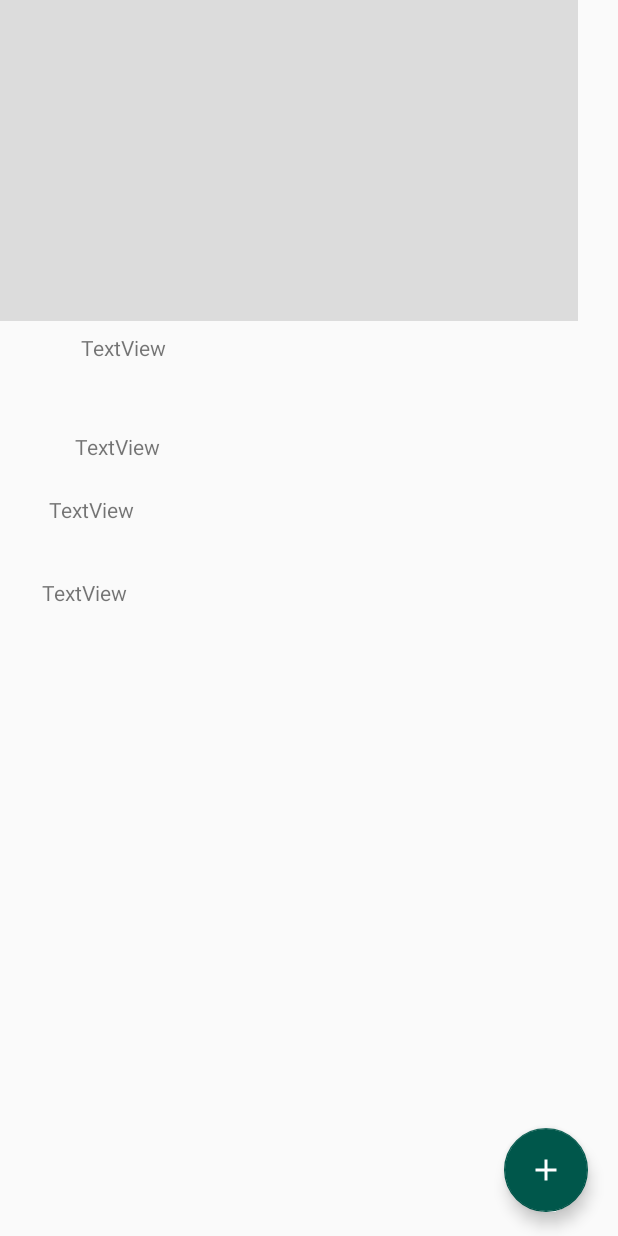
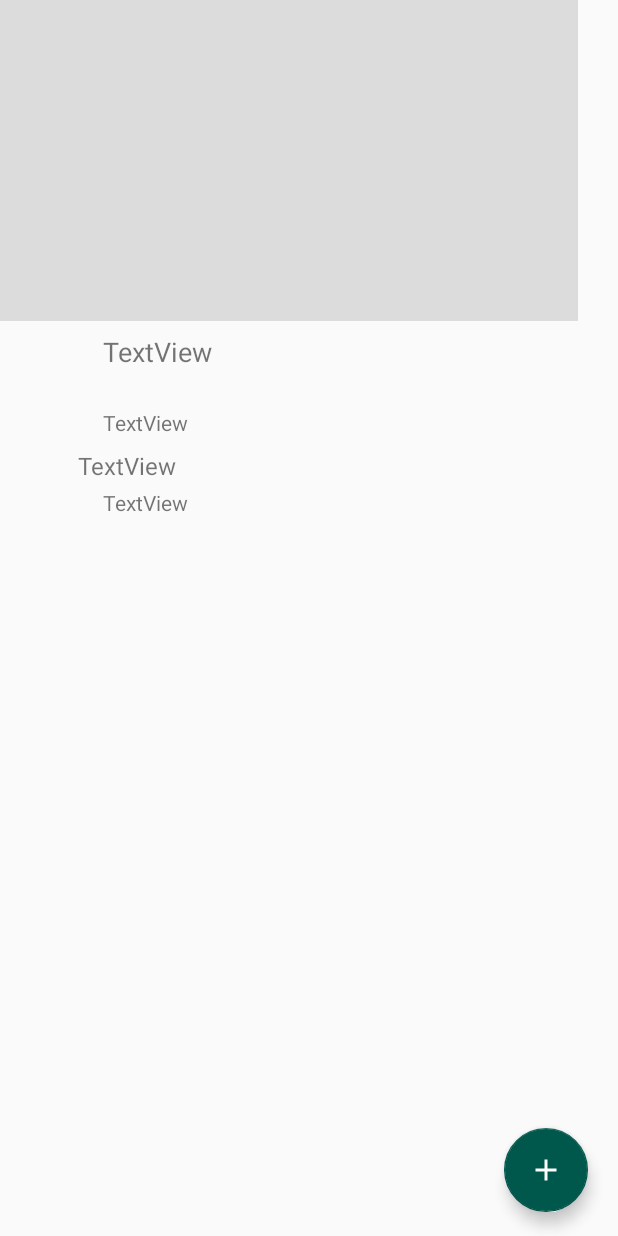
Before and after one commit to MaximeCrp/samva, an Android app: the layout event_details.xml on its own in the app's theme, with its tools: preview values and no code run, on a phone screen of 412 x 824 dp. Run offline under Robolectric (Android 15) with nearby library versions, the phone set to English and light mode, and no system bars.

Commit message:
Essai d'ajouter les images et rendre un peu plus beau
Les URL des images ne correspondent à rien

```diff
--- a/Samva/app/build.gradle
+++ b/Samva/app/build.gradle
@@ -38,6 +38,7 @@ dependencies {
 
     implementation 'com.android.support:cardview-v7:28.0.0'
     implementation 'com.android.support:design:28.0.0'
+    implementation 'com.squareup.picasso:picasso:2.5.0'
 }
 
 apply plugin: 'com.google.gms.google-services'
--- a/Samva/app/src/main/AndroidManifest.xml
+++ b/Samva/app/src/main/AndroidManifest.xml
@@ -8,6 +8,8 @@
          location permissions for the 'MyLocation' functionality.
     -->
     <uses-permission android:name="android.permission.ACCESS_FINE_LOCATION" />
+    <uses-permission android:name="android.permission.INTERNET"/>
+    <uses-permission android:name="android.permission.WRITE_EXTERNAL_STORAGE"/>
 
     <application
         android:allowBackup="true"
--- a/Samva/app/src/main/java/com/example/utilisateur/samva/DetailsFragment.java
+++ b/Samva/app/src/main/java/com/example/utilisateur/samva/DetailsFragment.java
@@ -12,6 +12,8 @@ import android.view.View;
 import android.view.ViewGroup;
 import android.widget.ImageView;
 import android.widget.TextView;
+
+import com.squareup.picasso.Picasso;
 
 public class DetailsFragment extends Fragment {
 
@@ -43,6 +45,10 @@ public class DetailsFragment extends Fragment {
         date.setText(event.getTimetable());
         placename.setText(event.getPlacename());
         address.setText(event.getAddress());
+
+        /*
+        Context context = getContext();
+        Picasso.with(context).load(event.getImage()).into(image);*/
 /*
         try {
             URL url = new URL(event.getImage());
--- a/Samva/app/src/main/res/layout/evenement.xml
+++ b/Samva/app/src/main/res/layout/evenement.xml
@@ -10,10 +10,11 @@
     <TextView
         android:id="@+id/name"
         android:layout_width="295dp"
-        android:layout_height="37dp"
+        android:layout_height="61dp"
         android:layout_marginStart="32dp"
         android:layout_marginLeft="32dp"
         android:layout_marginTop="8dp"
+        android:textSize="20dp"
         app:layout_constraintStart_toStartOf="parent"
         app:layout_constraintTop_toTopOf="parent" />
 
--- a/Samva/app/src/main/res/layout/event_details.xml
+++ b/Samva/app/src/main/res/layout/event_details.xml
@@ -8,14 +8,15 @@
 
     <TextView
         android:id="@+id/title"
-        android:layout_width="350dp"
-        android:layout_height="54dp"
+        android:layout_width="335dp"
+        android:layout_height="50dp"
         android:layout_marginStart="8dp"
         android:layout_marginLeft="8dp"
         android:layout_marginTop="8dp"
         android:layout_marginEnd="8dp"
         android:layout_marginRight="8dp"
         android:text="TextView"
+        android:textSize="18dp"
         app:layout_constraintEnd_toEndOf="parent"
         app:layout_constraintHorizontal_bias="1.0"
         app:layout_constraintStart_toStartOf="parent"
@@ -23,11 +24,10 @@
 
     <TextView
         android:id="@+id/date"
-        android:layout_width="354dp"
-        android:layout_height="34dp"
+        android:layout_width="335dp"
+        android:layout_height="27dp"
         android:layout_marginStart="8dp"
         android:layout_marginLeft="8dp"
-        android:layout_marginTop="12dp"
         android:layout_marginEnd="8dp"
         android:layout_marginRight="8dp"
         android:text="TextView"
@@ -38,31 +38,30 @@
 
     <TextView
         android:id="@+id/placename"
-        android:layout_width="342dp"
-        android:layout_height="35dp"
+        android:layout_width="284dp"
+        android:layout_height="26dp"
         android:layout_marginStart="8dp"
         android:layout_marginLeft="8dp"
-        android:layout_marginTop="8dp"
         android:layout_marginEnd="8dp"
         android:layout_marginRight="8dp"
         android:text="TextView"
+        android:textSize="16dp"
         app:layout_constraintEnd_toEndOf="parent"
-        app:layout_constraintHorizontal_bias="0.461"
+        app:layout_constraintHorizontal_bias="0.392"
         app:layout_constraintStart_toStartOf="parent"
         app:layout_constraintTop_toBottomOf="@+id/date" />
 
     <TextView
         android:id="@+id/address"
-        android:layout_width="345dp"
-        android:layout_height="91dp"
+        android:layout_width="335dp"
+        android:layout_height="34dp"
         android:layout_marginStart="8dp"
         android:layout_marginLeft="8dp"
-        android:layout_marginTop="20dp"
         android:layout_marginEnd="8dp"
         android:layout_marginRight="8dp"
         android:text="TextView"
         app:layout_constraintEnd_toEndOf="parent"
-        app:layout_constraintHorizontal_bias="0.391"
+        app:layout_constraintHorizontal_bias="1.0"
         app:layout_constraintStart_toStartOf="parent"
         app:layout_constraintTop_toBottomOf="@+id/placename" />
 
```
